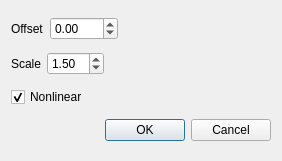
The window that neurolabi/gui/dialogs/zcontrastprotocaldialog.ui (janelia-flyem/NeuTu) describes before a commit, drawn with Qt 5.
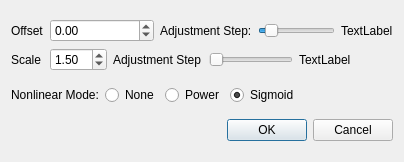
The same window after the commit.

The edit to the form file:
```diff
--- a/neurolabi/gui/dialogs/zcontrastprotocaldialog.ui
+++ b/neurolabi/gui/dialogs/zcontrastprotocaldialog.ui
@@ -6,8 +6,8 @@
    <rect>
     <x>0</x>
     <y>0</y>
-    <width>282</width>
-    <height>161</height>
+    <width>404</width>
+    <height>162</height>
    </rect>
   </property>
   <property name="windowTitle">
@@ -15,16 +15,90 @@
   </property>
   <layout class="QVBoxLayout" name="verticalLayout">
    <item>
-    <layout class="QHBoxLayout" name="horizontalLayout_2">
-     <item>
+    <layout class="QGridLayout" name="gridLayout">
+     <item row="1" column="1">
+      <widget class="QDoubleSpinBox" name="scaleSpinBox">
+       <property name="value">
+        <double>1.500000000000000</double>
+       </property>
+      </widget>
+     </item>
+     <item row="1" column="0">
+      <widget class="QLabel" name="label_2">
+       <property name="text">
+        <string>Scale</string>
+       </property>
+      </widget>
+     </item>
+     <item row="1" column="2" colspan="2">
+      <widget class="QLabel" name="label_5">
+       <property name="text">
+        <string>Adjustment Step</string>
+       </property>
+      </widget>
+     </item>
+     <item row="1" column="4" colspan="2">
+      <widget class="QSlider" name="scaleStepSlider">
+       <property name="minimum">
+        <number>1</number>
+       </property>
+       <property name="maximum">
+        <number>100</number>
+       </property>
+       <property name="orientation">
+        <enum>Qt::Horizontal</enum>
+       </property>
+      </widget>
+     </item>
+     <item row="0" column="5" colspan="2">
+      <widget class="QSlider" name="offsetStepSlider">
+       <property name="minimum">
+        <number>1</number>
+       </property>
+       <property name="maximum">
+        <number>100</number>
+       </property>
+       <property name="value">
+        <number>10</number>
+       </property>
+       <property name="orientation">
+        <enum>Qt::Horizontal</enum>
+       </property>
+      </widget>
+     </item>
+     <item row="0" column="0">
       <widget class="QLabel" name="label">
        <property name="text">
         <string>Offset</string>
        </property>
       </widget>
      </item>
-     <item>
+     <item row="1" column="6" colspan="2">
+      <widget class="QLabel" name="scaleStepLabel">
+       <property name="text">
+        <string>TextLabel</string>
+       </property>
+      </widget>
+     </item>
+     <item row="0" column="3" colspan="2">
+      <widget class="QLabel" name="label_3">
+       <property name="text">
+        <string>Adjustment Step:</string>
+       </property>
+      </widget>
+     </item>
+     <item row="0" column="7">
+      <widget class="QLabel" name="offsetStepLabel">
+       <property name="text">
+        <string>TextLabel</string>
+       </property>
+      </widget>
+     </item>
+     <item row="0" column="1" colspan="2">
       <widget class="QDoubleSpinBox" name="offsetSpinBox">
+       <property name="decimals">
+        <number>2</number>
+       </property>
        <property name="minimum">
         <double>-255.000000000000000</double>
        </property>
@@ -33,39 +107,46 @@
        </property>
       </widget>
      </item>
-     <item>
-      <spacer name="horizontalSpacer">
-       <property name="orientation">
-        <enum>Qt::Horizontal</enum>
-       </property>
-       <property name="sizeHint" stdset="0">
-        <size>
-         <width>40</width>
-         <height>20</height>
-        </size>
-       </property>
-      </spacer>
-     </item>
     </layout>
    </item>
    <item>
     <layout class="QHBoxLayout" name="horizontalLayout">
      <item>
-      <widget class="QLabel" name="label_2">
+      <widget class="QLabel" name="label_4">
+       <property name="toolTip">
+        <string>Nonlinearity of the mapping. No need to understand each option. Just experiment with it.</string>
+       </property>
        <property name="text">
-        <string>Scale</string>
+        <string>Nonlinear Mode:</string>
        </property>
       </widget>
      </item>
      <item>
-      <widget class="QDoubleSpinBox" name="scaleSpinBox">
-       <property name="value">
-        <double>1.500000000000000</double>
+      <widget class="QRadioButton" name="noneRadioButton">
+       <property name="text">
+        <string>None</string>
        </property>
       </widget>
      </item>
      <item>
-      <spacer name="horizontalSpacer_2">
+      <widget class="QRadioButton" name="powerRadioButton">
+       <property name="text">
+        <string>Power</string>
+       </property>
+      </widget>
+     </item>
+     <item>
+      <widget class="QRadioButton" name="sigmoidRadioButton">
+       <property name="text">
+        <string>Sigmoid</string>
+       </property>
+       <property name="checked">
+        <bool>true</bool>
+       </property>
+      </widget>
+     </item>
+     <item>
+      <spacer name="horizontalSpacer">
        <property name="orientation">
         <enum>Qt::Horizontal</enum>
        </property>
@@ -79,16 +160,6 @@
      </item>
     </layout>
    </item>
-   <item>
-    <widget class="QCheckBox" name="nonlinearCheckBox">
-     <property name="text">
-      <string>Nonlinear</string>
-     </property>
-     <property name="checked">
-      <bool>true</bool>
-     </property>
-    </widget>
-   </item>
    <item>
     <widget class="QDialogButtonBox" name="buttonBox">
      <property name="orientation">
```
Left out of the diff: 5 changed lines with no effect on the pictures.
